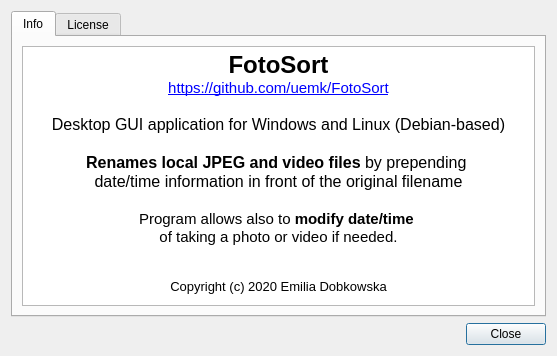
This is my_gui/dialog_about.ui in uemk/FotoSort as Qt 5 draws it before an edit. The edited form follows.
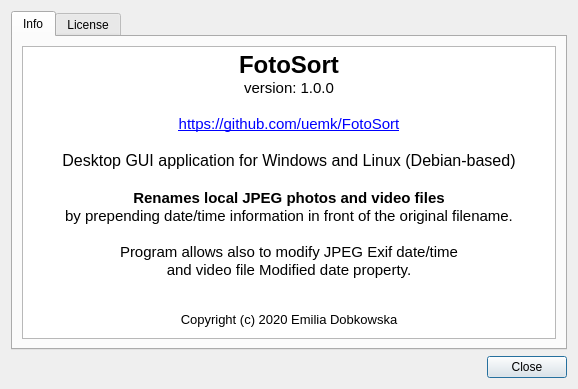
This is the edited form.

Commit message: Add release version number in dialog 'About'

```diff
--- a/my_gui/dialog_about.ui
+++ b/my_gui/dialog_about.ui
@@ -6,8 +6,8 @@
    <rect>
     <x>0</x>
     <y>0</y>
-    <width>557</width>
-    <height>356</height>
+    <width>578</width>
+    <height>389</height>
    </rect>
   </property>
   <property name="windowTitle">
@@ -35,20 +35,22 @@
           <string>&lt;!DOCTYPE HTML PUBLIC &quot;-//W3C//DTD HTML 4.0//EN&quot; &quot;http://www.w3.org/TR/REC-html40/strict.dtd&quot;&gt;
 &lt;html&gt;&lt;head&gt;&lt;meta name=&quot;qrichtext&quot; content=&quot;1&quot; /&gt;&lt;style type=&quot;text/css&quot;&gt;
 p, li { white-space: pre-wrap; }
-&lt;/style&gt;&lt;/head&gt;&lt;body style=&quot; font-family:'Ubuntu'; font-size:9pt; font-weight:400; font-style:normal;&quot;&gt;
-&lt;p align=&quot;center&quot; style=&quot; margin-top:0px; margin-bottom:0px; margin-left:0px; margin-right:0px; -qt-block-indent:0; text-indent:0px;&quot;&gt;&lt;span style=&quot; font-size:18pt; font-weight:600;&quot;&gt;FotoSort&lt;/span&gt;&lt;/p&gt;
-&lt;p align=&quot;center&quot; style=&quot; margin-top:0px; margin-bottom:0px; margin-left:0px; margin-right:0px; -qt-block-indent:0; text-indent:0px;&quot;&gt;&lt;a href=&quot;https://github.com/uemk/FotoSort&quot;&gt;&lt;span style=&quot; font-size:11pt; text-decoration: underline; color:#0000ff;&quot;&gt;https://github.com/uemk/FotoSort&lt;/span&gt;&lt;/a&gt;&lt;/p&gt;
-&lt;p style=&quot;-qt-paragraph-type:empty; margin-top:0px; margin-bottom:0px; margin-left:0px; margin-right:0px; -qt-block-indent:0; text-indent:0px; font-size:11pt; text-decoration: underline; color:#0000ff;&quot;&gt;&lt;br /&gt;&lt;/p&gt;
-&lt;p align=&quot;center&quot; style=&quot; margin-top:0px; margin-bottom:0px; margin-left:0px; margin-right:0px; -qt-block-indent:0; text-indent:0px;&quot;&gt;&lt;span style=&quot; font-size:12pt;&quot;&gt;Desktop GUI application for Windows and Linux (Debian-based)&lt;/span&gt;&lt;/p&gt;
-&lt;p align=&quot;center&quot; style=&quot;-qt-paragraph-type:empty; margin-top:0px; margin-bottom:0px; margin-left:0px; margin-right:0px; -qt-block-indent:0; text-indent:0px; font-size:12pt;&quot;&gt;&lt;br /&gt;&lt;/p&gt;
-&lt;p align=&quot;center&quot; style=&quot; margin-top:0px; margin-bottom:0px; margin-left:0px; margin-right:0px; -qt-block-indent:0; text-indent:0px;&quot;&gt;&lt;span style=&quot; font-size:12pt; font-weight:600; color:#000000;&quot;&gt;Renames local JPEG and video files &lt;/span&gt;&lt;span style=&quot; font-size:12pt; color:#000000;&quot;&gt;by prepending &lt;/span&gt;&lt;/p&gt;
-&lt;p align=&quot;center&quot; style=&quot; margin-top:0px; margin-bottom:0px; margin-left:0px; margin-right:0px; -qt-block-indent:0; text-indent:0px;&quot;&gt;&lt;span style=&quot; font-size:12pt; color:#000000;&quot;&gt;date/time&lt;/span&gt;&lt;span style=&quot; font-size:12pt; font-weight:600; color:#000000;&quot;&gt; &lt;/span&gt;&lt;span style=&quot; font-size:12pt; color:#000000;&quot;&gt;information in front of the original filename&lt;/span&gt;&lt;/p&gt;
-&lt;p align=&quot;center&quot; style=&quot;-qt-paragraph-type:empty; margin-top:0px; margin-bottom:0px; margin-left:0px; margin-right:0px; -qt-block-indent:0; text-indent:0px; font-size:12pt; color:#000000;&quot;&gt;&lt;br /&gt;&lt;/p&gt;
-&lt;p align=&quot;center&quot; style=&quot; margin-top:0px; margin-bottom:0px; margin-left:0px; margin-right:0px; -qt-block-indent:0; text-indent:0px;&quot;&gt;&lt;span style=&quot; font-size:11pt; color:#000000;&quot;&gt;Program allows also to &lt;/span&gt;&lt;span style=&quot; font-size:11pt; font-weight:600; color:#000000;&quot;&gt;modify date/time&lt;/span&gt;&lt;span style=&quot; font-size:11pt; color:#000000;&quot;&gt; &lt;/span&gt;&lt;/p&gt;
-&lt;p align=&quot;center&quot; style=&quot; margin-top:0px; margin-bottom:0px; margin-left:0px; margin-right:0px; -qt-block-indent:0; text-indent:0px;&quot;&gt;&lt;span style=&quot; font-size:11pt; color:#000000;&quot;&gt;of taking a photo or video if needed.&lt;/span&gt;&lt;/p&gt;
-&lt;p align=&quot;center&quot; style=&quot;-qt-paragraph-type:empty; margin-top:0px; margin-bottom:0px; margin-left:0px; margin-right:0px; -qt-block-indent:0; text-indent:0px; font-size:12pt; color:#000000;&quot;&gt;&lt;br /&gt;&lt;/p&gt;
-&lt;p align=&quot;center&quot; style=&quot;-qt-paragraph-type:empty; margin-top:0px; margin-bottom:0px; margin-left:0px; margin-right:0px; -qt-block-indent:0; text-indent:0px;&quot;&gt;&lt;br /&gt;&lt;/p&gt;
-&lt;p align=&quot;center&quot; style=&quot; margin-top:0px; margin-bottom:0px; margin-left:0px; margin-right:0px; -qt-block-indent:0; text-indent:0px;&quot;&gt;&lt;span style=&quot; font-size:10pt;&quot;&gt;Copyright (c) 2020 Emilia Dobkowska&lt;/span&gt;&lt;/p&gt;&lt;/body&gt;&lt;/html&gt;</string>
+&lt;/style&gt;&lt;/head&gt;&lt;body style=&quot; font-family:'MS Shell Dlg 2'; font-size:9pt; font-weight:400; font-style:normal;&quot;&gt;
+&lt;p align=&quot;center&quot; style=&quot; margin-top:0px; margin-bottom:0px; margin-left:0px; margin-right:0px; -qt-block-indent:0; text-indent:0px;&quot;&gt;&lt;span style=&quot; font-family:'Ubuntu'; font-size:18pt; font-weight:600;&quot;&gt;FotoSort&lt;/span&gt;&lt;/p&gt;
+&lt;p align=&quot;center&quot; style=&quot; margin-top:0px; margin-bottom:0px; margin-left:0px; margin-right:0px; -qt-block-indent:0; text-indent:0px;&quot;&gt;&lt;span style=&quot; font-family:'Ubuntu'; font-size:11pt;&quot;&gt;version: 1.0.0&lt;/span&gt;&lt;/p&gt;
+&lt;p align=&quot;center&quot; style=&quot;-qt-paragraph-type:empty; margin-top:0px; margin-bottom:0px; margin-left:0px; margin-right:0px; -qt-block-indent:0; text-indent:0px; font-family:'Ubuntu'; font-size:11pt;&quot;&gt;&lt;br /&gt;&lt;/p&gt;
+&lt;p align=&quot;center&quot; style=&quot; margin-top:0px; margin-bottom:0px; margin-left:0px; margin-right:0px; -qt-block-indent:0; text-indent:0px;&quot;&gt;&lt;a href=&quot;https://github.com/uemk/FotoSort&quot;&gt;&lt;span style=&quot; font-family:'Ubuntu'; font-size:11pt; text-decoration: underline; color:#0000ff;&quot;&gt;https://github.com/uemk/FotoSort&lt;/span&gt;&lt;/a&gt;&lt;/p&gt;
+&lt;p style=&quot;-qt-paragraph-type:empty; margin-top:0px; margin-bottom:0px; margin-left:0px; margin-right:0px; -qt-block-indent:0; text-indent:0px; font-family:'Ubuntu'; font-size:11pt; text-decoration: underline; color:#0000ff;&quot;&gt;&lt;br /&gt;&lt;/p&gt;
+&lt;p align=&quot;center&quot; style=&quot; margin-top:0px; margin-bottom:0px; margin-left:0px; margin-right:0px; -qt-block-indent:0; text-indent:0px;&quot;&gt;&lt;span style=&quot; font-family:'Ubuntu'; font-size:12pt;&quot;&gt;Desktop GUI application for Windows and Linux (Debian-based)&lt;/span&gt;&lt;/p&gt;
+&lt;p align=&quot;center&quot; style=&quot;-qt-paragraph-type:empty; margin-top:0px; margin-bottom:0px; margin-left:0px; margin-right:0px; -qt-block-indent:0; text-indent:0px; font-family:'Ubuntu'; font-size:12pt;&quot;&gt;&lt;br /&gt;&lt;/p&gt;
+&lt;p align=&quot;center&quot; style=&quot; margin-top:0px; margin-bottom:0px; margin-left:0px; margin-right:0px; -qt-block-indent:0; text-indent:0px;&quot;&gt;&lt;span style=&quot; font-family:'Ubuntu'; font-size:11pt; font-weight:600; color:#000000;&quot;&gt;Renames local JPEG photos and video files&lt;/span&gt;&lt;/p&gt;
+&lt;p align=&quot;center&quot; style=&quot; margin-top:0px; margin-bottom:0px; margin-left:0px; margin-right:0px; -qt-block-indent:0; text-indent:0px;&quot;&gt;&lt;span style=&quot; font-family:'Ubuntu'; font-size:11pt; color:#000000;&quot;&gt;by prepending date/time&lt;/span&gt;&lt;span style=&quot; font-family:'Ubuntu'; font-size:11pt; font-weight:600; color:#000000;&quot;&gt; &lt;/span&gt;&lt;span style=&quot; font-family:'Ubuntu'; font-size:11pt; color:#000000;&quot;&gt;information in front of the original filename.&lt;/span&gt;&lt;/p&gt;
+&lt;p align=&quot;center&quot; style=&quot;-qt-paragraph-type:empty; margin-top:0px; margin-bottom:0px; margin-left:0px; margin-right:0px; -qt-block-indent:0; text-indent:0px; font-family:'Ubuntu'; font-size:11pt; color:#000000;&quot;&gt;&lt;br /&gt;&lt;/p&gt;
+&lt;p align=&quot;center&quot; style=&quot; margin-top:0px; margin-bottom:0px; margin-left:0px; margin-right:0px; -qt-block-indent:0; text-indent:0px;&quot;&gt;&lt;span style=&quot; font-family:'Ubuntu'; font-size:11pt; color:#000000;&quot;&gt;Program allows also to modify JPEG Exif date/time&lt;/span&gt;&lt;/p&gt;
+&lt;p align=&quot;center&quot; style=&quot; margin-top:0px; margin-bottom:0px; margin-left:0px; margin-right:0px; -qt-block-indent:0; text-indent:0px;&quot;&gt;&lt;span style=&quot; font-family:'Ubuntu'; font-size:11pt; color:#000000;&quot;&gt;and video file Modified date property.&lt;/span&gt;&lt;/p&gt;
+&lt;p align=&quot;center&quot; style=&quot;-qt-paragraph-type:empty; margin-top:0px; margin-bottom:0px; margin-left:0px; margin-right:0px; -qt-block-indent:0; text-indent:0px; font-family:'Ubuntu'; font-size:12pt; color:#000000;&quot;&gt;&lt;br /&gt;&lt;/p&gt;
+&lt;p align=&quot;center&quot; style=&quot;-qt-paragraph-type:empty; margin-top:0px; margin-bottom:0px; margin-left:0px; margin-right:0px; -qt-block-indent:0; text-indent:0px; font-family:'Ubuntu';&quot;&gt;&lt;br /&gt;&lt;/p&gt;
+&lt;p align=&quot;center&quot; style=&quot; margin-top:0px; margin-bottom:0px; margin-left:0px; margin-right:0px; -qt-block-indent:0; text-indent:0px;&quot;&gt;&lt;span style=&quot; font-family:'Ubuntu'; font-size:10pt;&quot;&gt;Copyright (c) 2020 Emilia Dobkowska&lt;/span&gt;&lt;/p&gt;&lt;/body&gt;&lt;/html&gt;</string>
          </property>
          <property name="openExternalLinks">
           <bool>true</bool>
```
Left out of the diff: 2 changed lines with no effect on the pictures. The commit also changes 1 other file.
